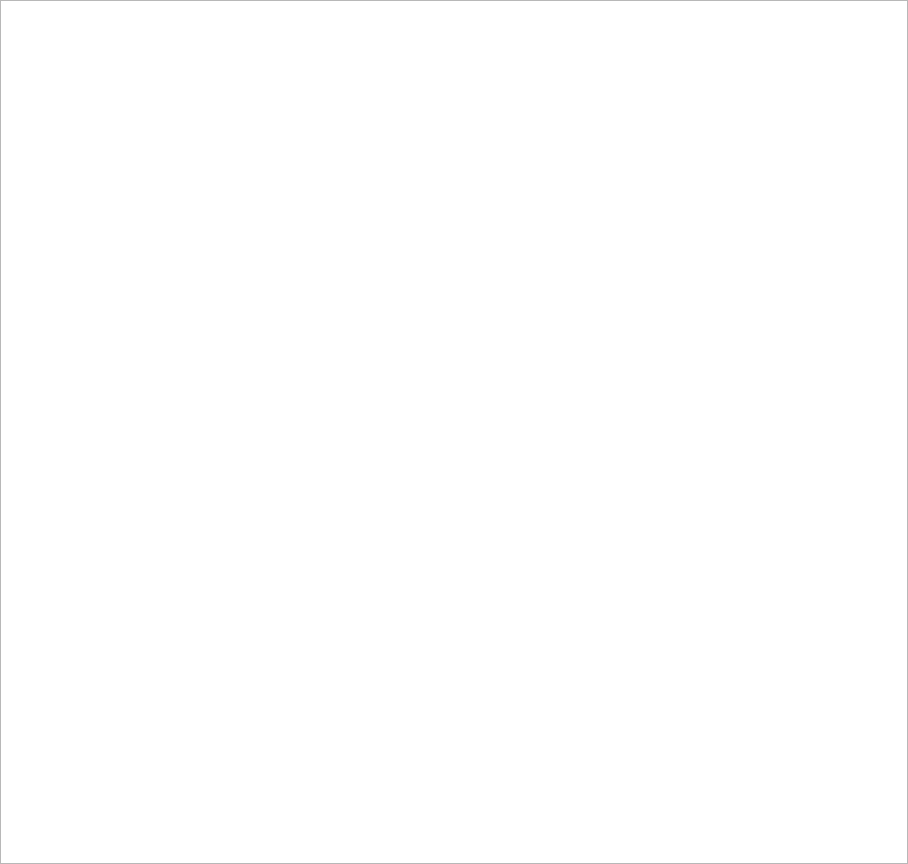
This is manager/src/BaseStationsWidget.ui in porkmarks/sense as Qt 5 draws it before an edit. The edited form follows.
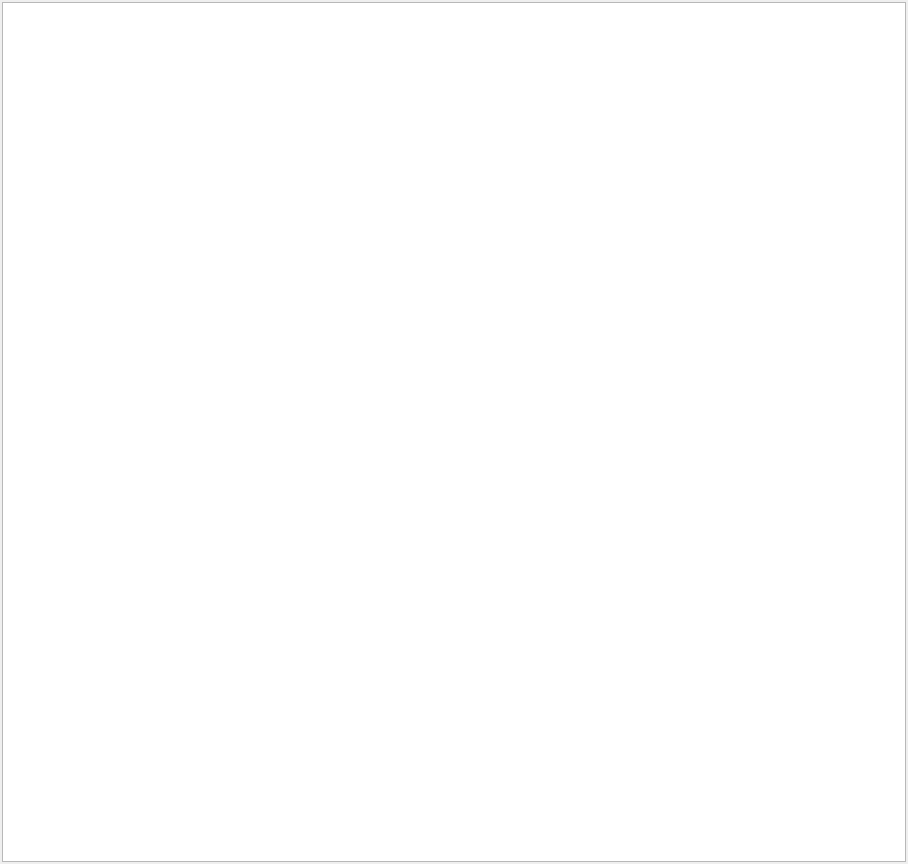
This is the edited form.

The edit to the form file:
```diff
--- a/manager/src/BaseStationsWidget.ui
+++ b/manager/src/BaseStationsWidget.ui
@@ -18,16 +18,16 @@
     <number>0</number>
    </property>
    <property name="leftMargin">
-    <number>0</number>
+    <number>2</number>
    </property>
    <property name="topMargin">
-    <number>0</number>
+    <number>2</number>
    </property>
    <property name="rightMargin">
-    <number>0</number>
+    <number>2</number>
    </property>
    <property name="bottomMargin">
-    <number>0</number>
+    <number>2</number>
    </property>
    <item>
     <widget class="QWidget" name="widget" native="true">
```
